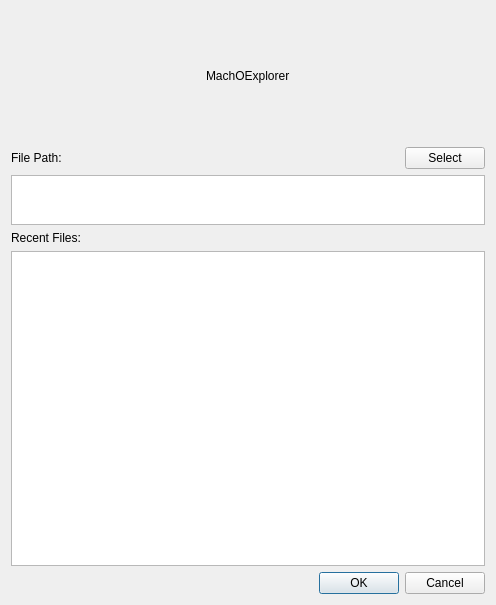
everettjf/MachOExplorer, file src/src/dialog/OpenFileDialog.ui: the form before one commit.
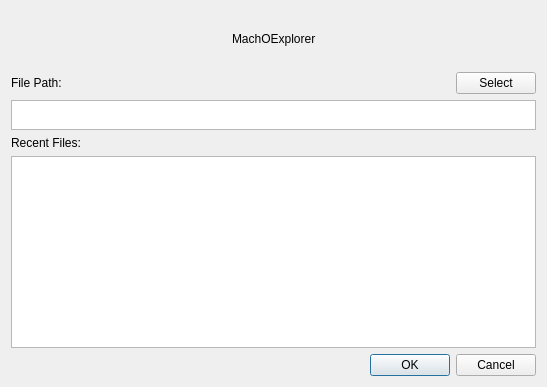
The form after the commit.

```diff
--- a/src/src/dialog/OpenFileDialog.ui
+++ b/src/src/dialog/OpenFileDialog.ui
@@ -6,14 +6,17 @@
    <rect>
     <x>0</x>
     <y>0</y>
-    <width>496</width>
-    <height>605</height>
+    <width>547</width>
+    <height>387</height>
    </rect>
   </property>
   <property name="windowTitle">
    <string>Open File</string>
   </property>
   <layout class="QVBoxLayout" name="verticalLayout_2">
+   <property name="topMargin">
+    <number>12</number>
+   </property>
    <item>
     <widget class="QWidget" name="widget" native="true">
      <property name="maximumSize">
@@ -23,6 +26,12 @@
       </size>
      </property>
      <layout class="QHBoxLayout" name="horizontalLayout_2">
+      <property name="topMargin">
+       <number>0</number>
+      </property>
+      <property name="bottomMargin">
+       <number>0</number>
+      </property>
       <item>
        <spacer name="horizontalSpacer_2">
         <property name="orientation">
@@ -128,7 +137,7 @@
      <property name="maximumSize">
       <size>
        <width>16777215</width>
-       <height>50</height>
+       <height>30</height>
       </size>
      </property>
     </widget>
```
